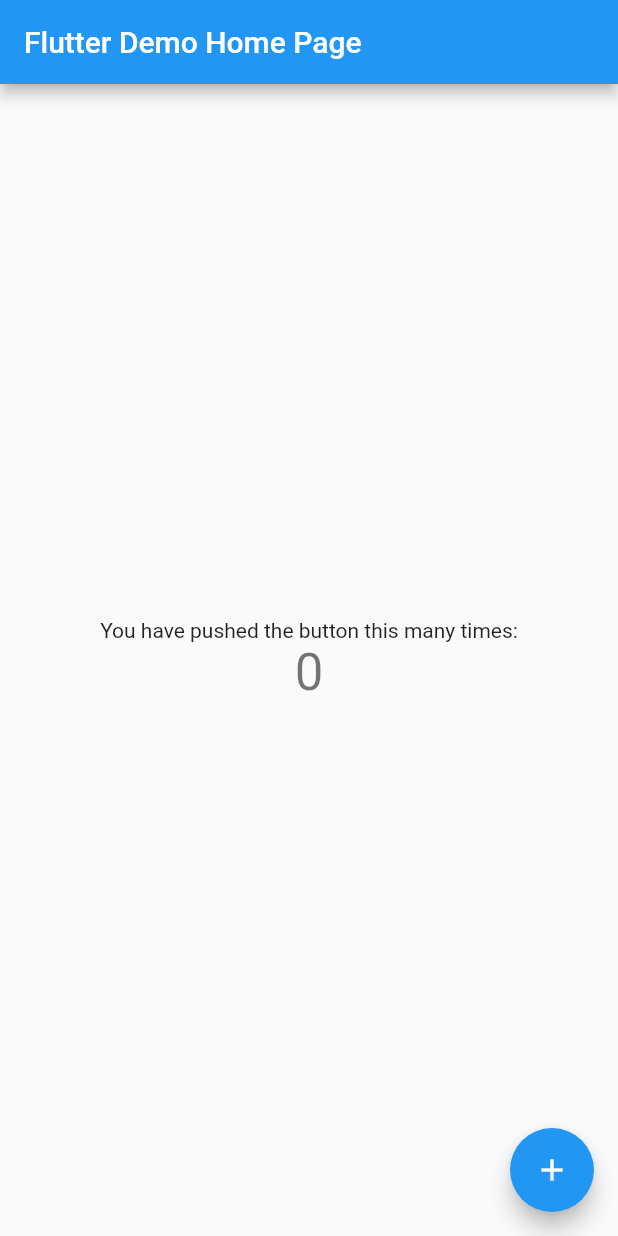
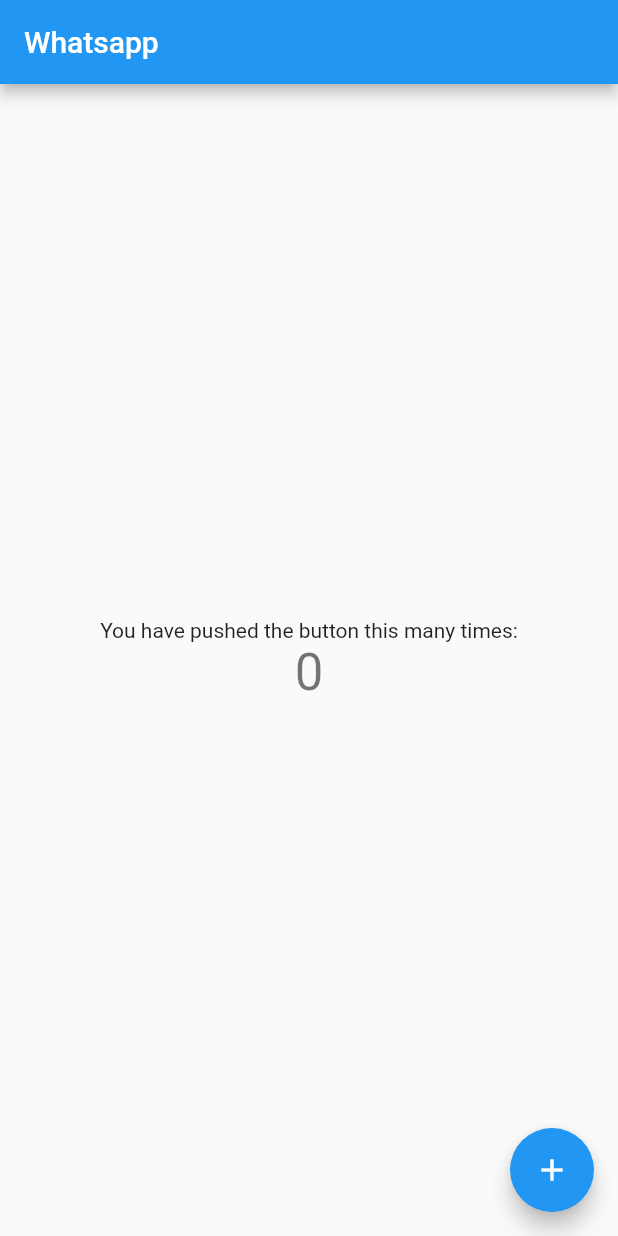
Before and after one commit to maherjaafar/flutter-app, a Flutter app: the screen it shows after launch, on a phone screen of 412 x 824 dp. Run offline on Flutter 3.47's test engine with Material 2 defaults, Android fonts, the phone set to English and light mode, and no system bars.

Commit message:
Changed title

```diff
--- a/lib/main.dart
+++ b/lib/main.dart
@@ -10,12 +10,12 @@ class MyApp extends StatelessWidget {
   @override
   Widget build(BuildContext context) {
     return MaterialApp(
-      title: 'Flutter Demo',
+      title: 'Whatsapp',
       theme: ThemeData(
         primarySwatch: Colors.blue,
         visualDensity: VisualDensity.adaptivePlatformDensity,
       ),
-      home: MyHomePage(title: 'Flutter Demo Home Page'),
+      home: MyHomePage(title: 'Whatsapp'),
     );
   }
 }
```
